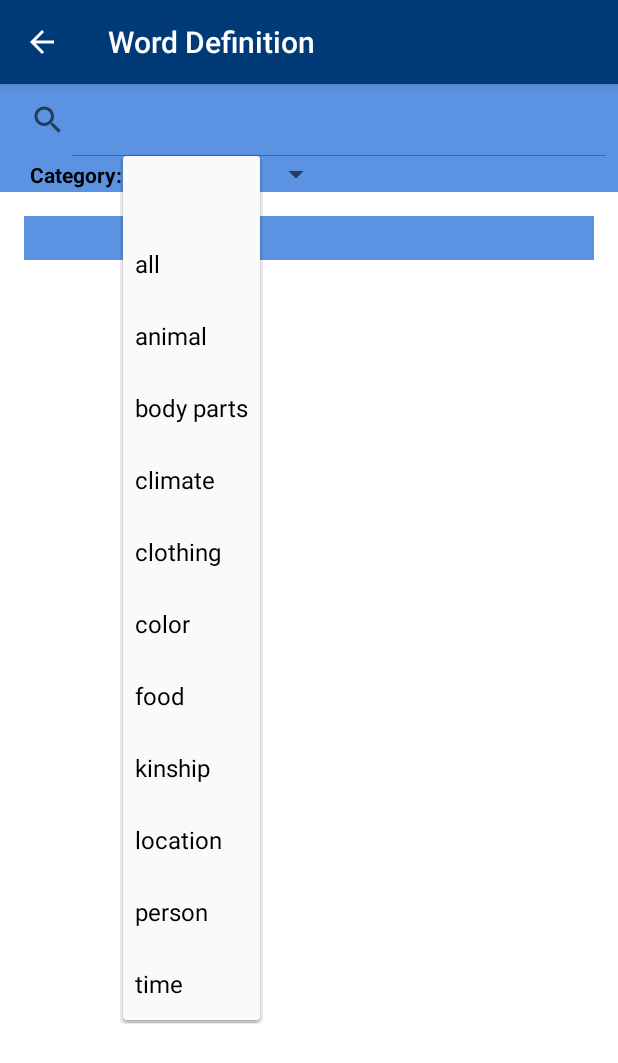
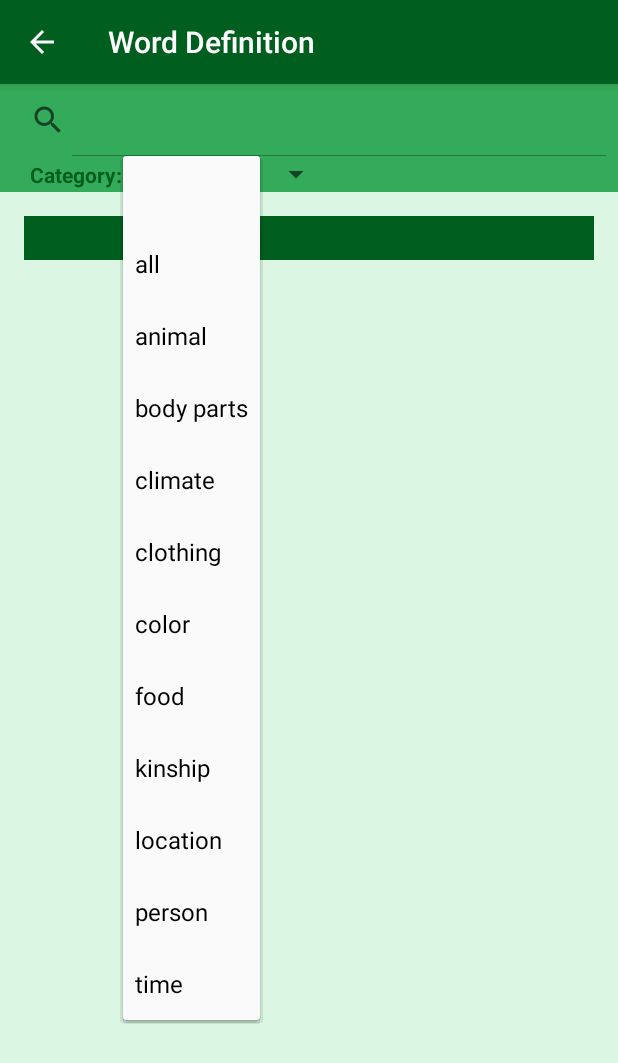
Before and after one commit to acastillah/zapotec-talking-dictionary, an Android app: the fragment WordDefinitionFragment placed in its activity, after a tap on an icon or button, on a phone screen of 412 x 824 dp. Shown: the top 1063 px of the screen. Run offline under Robolectric (Android 15) with nearby library versions, the phone set to English and light mode, and no system bars; 12 statements that could not run were skipped.

Commit message:
App now defaults to Spanish, which is also now listed as the first language option, followed by Zapotec, followed by English. In working on this, we have discovered that Update does not work in Spanish, which is a problem.
This is a Janet-approved color scheme. We still need to find where to pass colors to the word of the day text, the actionbar text, the drawer text, and the semantic domain spinner background and text.

We also of course still need to fix the semantic domain spinner such that it works in every language, and ideally fix the download in DictionaryDatabase so you don't need to Update to get the full dictionary after downloading.

```diff
--- a/app/src/main/res/layout/fragment_word_definition.xml
+++ b/app/src/main/res/layout/fragment_word_definition.xml
@@ -86,7 +86,7 @@
                             android:layout_height="wrap_content"
                             android:text="English definition"
                             android:textAppearance="?android:attr/textAppearanceMedium"
-                            android:textColor="@color/text_one"/>
+                            android:textColor="@color/text_two"/>
 
                         <TextView
                             android:id="@+id/Word_Spa"
@@ -94,7 +94,7 @@
                             android:layout_height="wrap_content"
                             android:text="Spanish definition"
                             android:textAppearance="?android:attr/textAppearanceMedium"
-                            android:textColor="@color/text_one"/>
+                            android:textColor="@color/text_two"/>
                     </LinearLayout>
 
                     <TextView
--- a/app/src/main/res/values/colors.xml
+++ b/app/src/main/res/values/colors.xml
@@ -1,22 +1,23 @@
 <?xml version="1.0" encoding="utf-8"?>
 <resources>
-    <color name="app_background">#ffffff</color>
-    <color name="actionbar_background">#003a77</color>
-    <color name="searchbar_background">#5b93e2</color>
+    <color name="app_background">#dbf7e4</color>
+    <color name="actionbar_background">#005e1e</color>
+    <color name="searchbar_background">#34ab5a</color>
+    <color name="domain_searchbar_background">#34ab5a</color> <!-- same as searchbar -->
     <color name="dropdown_background">#00ff00</color>
     <color name="background">#ba0c0c</color> <!-- not clear what this does in activity_main.xml -->
     <!-- <color name="nav_background_color">#ffff00</color>  not clear what this does -->
-    <color name="nav_drawer">#997080e7</color> <!-- extra chars related to transparency? -->
-    <color name="url">#3333FF</color> <!-- e.g. link on the About page -->
-    <color name="text_one">#ffffff</color>
-    <color name="accent_one">#5b93e2</color> <!-- e.g. word box -->
-    <color name="accent_two">#66a6ff</color> <!-- e.g. little gloss box in word box -->
-    <color name="domain_searchbar_background">#5b93e2</color> <!-- same as searchbar -->
+    <color name="nav_drawer">#99005e1e</color> <!-- extra chars related to transparency? -->
+    <color name="url">#960009</color> <!-- e.g. link on the About page -->
+    <color name="text_one">#dbf7e4</color>
+    <color name="text_two">#dbf7e4</color>
+    <color name="accent_one">#005e1e</color> <!-- e.g. word box -->
+    <color name="accent_two">#34ab5a</color> <!-- e.g. little gloss box in word box -->
     <color name="spinner_background">#D9723B</color>
     <color name="spinner_text">#FFFFFF</color>
     <color name="recording">#FF0000</color>
     <!--<color name="white">#FFFFFF</color> not clear what this does-->
-    <color name="lang_spinner_background">#a4d9ff</color>
-    <color name="lang_spinner_text">#000000</color>
-    <color name="domain_searchbar_text">#000000</color>
+    <color name="lang_spinner_background">#34ab5a</color>
+    <color name="lang_spinner_text">#005e1e</color>
+    <color name="domain_searchbar_text">#005e1e</color>
 </resources>
```
Also changed, not shown: 54 other files.
